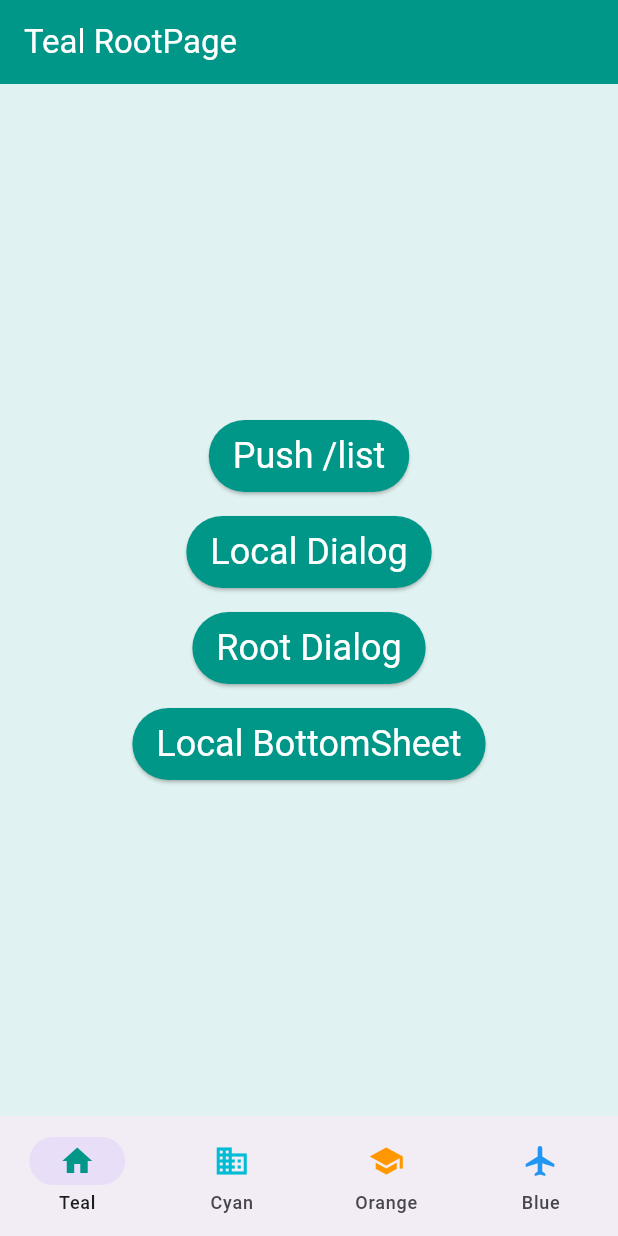
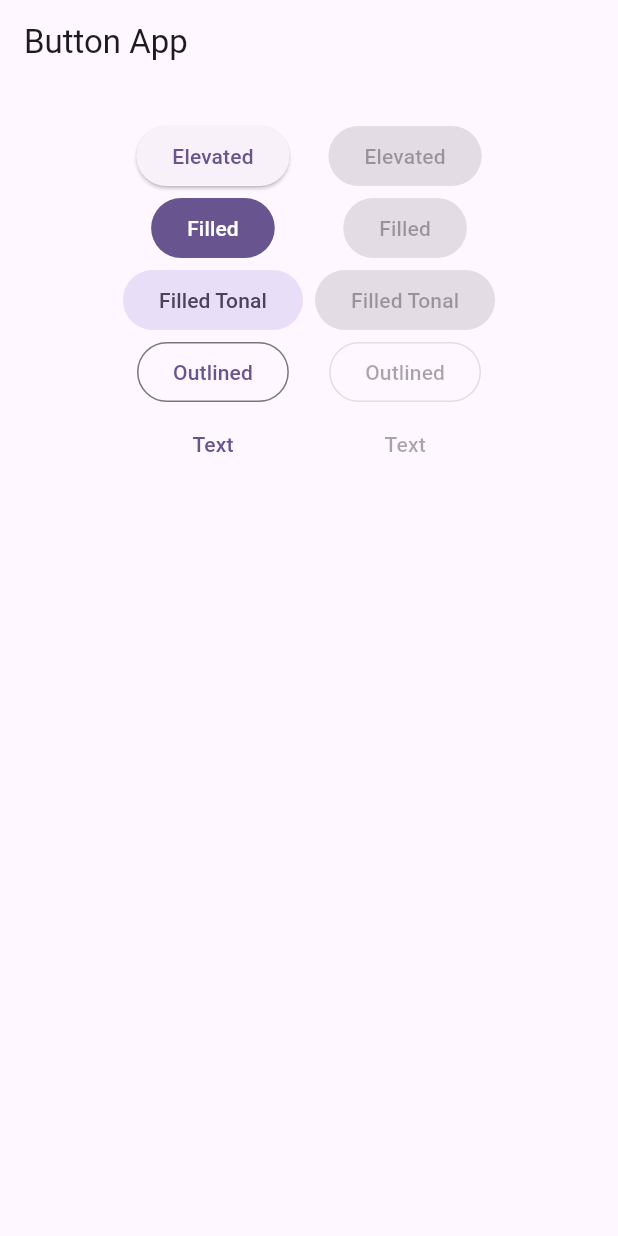
Before and after one commit to azizhadiid/FLutter-App, a Flutter app: the screen it shows after launch, on a phone screen of 412 x 824 dp. Run offline on Flutter 3.47's test engine with Material 3 defaults, Android fonts, the phone set to English and light mode, and no system bars; our stand-ins replace curved_navigation_bar, lottie.

Commit message:
Belajar Tombol

```diff
--- /dev/null
+++ b/lib/flutter/button.dart
@@ -0,0 +1,72 @@
+import 'package:flutter/material.dart';
+
+class ButtonApp extends StatefulWidget {
+  const ButtonApp({super.key});
+
+  @override
+  State<ButtonApp> createState() => _ButtonAppState();
+}
+
+class _ButtonAppState extends State<ButtonApp> {
+  @override
+  Widget build(BuildContext context) {
+    return Scaffold(
+      appBar: AppBar(title: const Text("Button App")),
+      body: Padding(
+        padding: const EdgeInsets.all(16.0),
+        child: Column(
+          children: const [
+            ButtonTypesExample(), // panggil widget pertama
+            SizedBox(height: 20), // kasih jarak
+          ],
+        ),
+      ),
+    );
+  }
+}
+
+class ButtonTypesExample extends StatelessWidget {
+  const ButtonTypesExample({super.key});
+
+  @override
+  Widget build(BuildContext context) {
+    return const Padding(
+      padding: EdgeInsets.all(4.0),
+      child: Row(
+        children: <Widget>[
+          Spacer(),
+          ButtonTypesGroup(enabled: true),
+          ButtonTypesGroup(enabled: false),
+          Spacer(),
+        ],
+      ),
+    );
+  }
+}
+
+class ButtonTypesGroup extends StatelessWidget {
+  const ButtonTypesGroup({super.key, required this.enabled});
+
+  final bool enabled;
+
+  @override
+  Widget build(BuildContext context) {
+    final VoidCallback? onPressed = enabled ? () {} : null;
+    return Padding(
+      padding: const EdgeInsets.all(4.0),
+      child: Column(
+        mainAxisAlignment: MainAxisAlignment.spaceEvenly,
+        children: <Widget>[
+          ElevatedButton(onPressed: onPressed, child: const Text('Elevated')),
+          FilledButton(onPressed: onPressed, child: const Text('Filled')),
+          FilledButton.tonal(
+            onPressed: onPressed,
+            child: const Text('Filled Tonal'),
+          ),
+          OutlinedButton(onPressed: onPressed, child: const Text('Outlined')),
+          TextButton(onPressed: onPressed, child: const Text('Text')),
+        ],
+      ),
+    );
+  }
+}
--- a/lib/main.dart
+++ b/lib/main.dart
@@ -1,5 +1,5 @@
 import 'package:flutter/material.dart';
-import 'package:flutter_app/flutter/navigator_page.dart';
+import 'package:flutter_app/flutter/button.dart';
 
 void main() {
   runApp(const MyApp());
@@ -17,7 +17,7 @@ class MyApp extends StatelessWidget {
       theme: ThemeData(
         colorScheme: ColorScheme.fromSeed(seedColor: Colors.deepPurple),
       ),
-      home: const Home(),
+      home: const ButtonApp(),
     );
   }
 }
```
